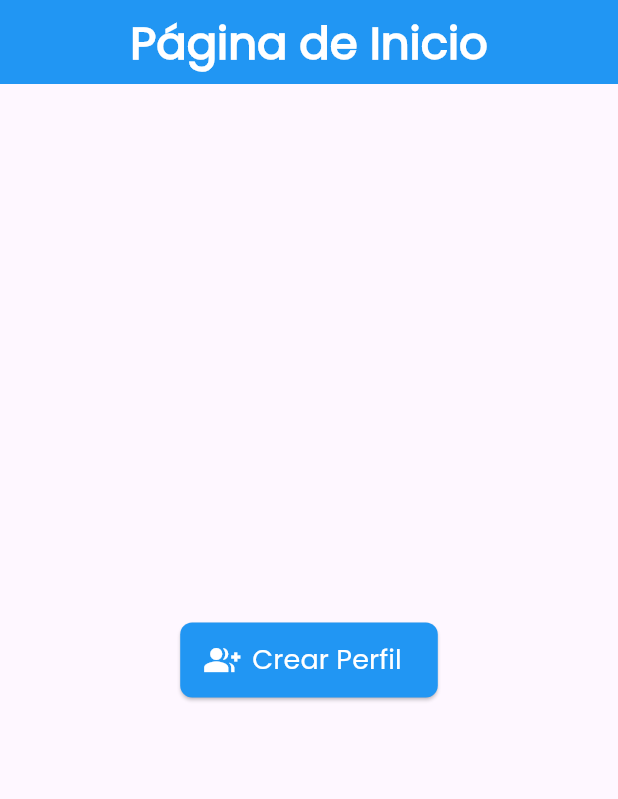
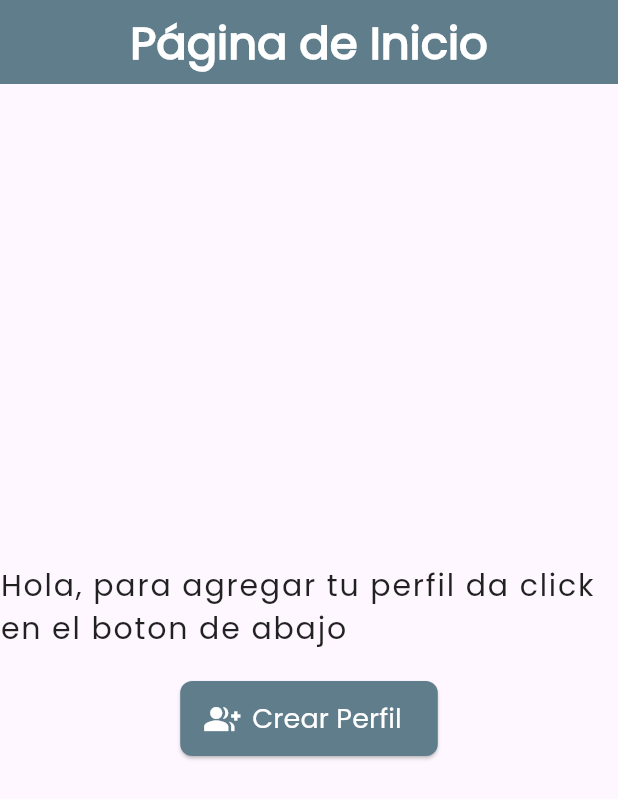
Before and after one commit to Luna-hashbrown/user_app, a Flutter app: the screen it shows after launch, on a phone screen of 412 x 824 dp. Shown: the top 799 px of the screen. Run offline on Flutter 3.47's test engine with Material 3 defaults, Android fonts, the phone set to English and light mode, and no system bars.

Commit message:
Arreglos de diseño en todas las vistas

```diff
--- a/lib/presentation/screens/home_view/home_view.dart
+++ b/lib/presentation/screens/home_view/home_view.dart
@@ -12,21 +12,34 @@ class HomeScreen extends StatelessWidget {
           style: TextStyle(
             fontSize: 30,
             fontWeight: FontWeight.w900,
-            color: Colors.white, // Cambia el color del texto
+            color: Colors.white,
           ),
         ),
         centerTitle: true,
-        backgroundColor: Colors.blue, // Cambia el color del fondo del AppBar
+        backgroundColor: Colors.blueGrey,
       ),
       body: Center(
-        child: ElevatedButton.icon(
+        child: Column(
+          mainAxisAlignment: MainAxisAlignment.center,
+          crossAxisAlignment: CrossAxisAlignment.center,
+          children: [
+            Text(
+              'Hola, para agregar tu perfil da click en el boton de abajo',
+              style: TextStyle(
+                fontSize: 20,
+                letterSpacing: 1.2,
+                color: Colors.black87
+              ),
+            ),
+            const SizedBox(height: 20),
+            ElevatedButton.icon(
               onPressed: () {
                 Navigator.pushNamed(context, '/createProfile');
               },
               icon: Icon(Icons.group_add, size: 24),
               label: Text('Crear Perfil', style: TextStyle(fontSize: 18)),
               style: ElevatedButton.styleFrom(
-            backgroundColor: Colors.blue,
+                backgroundColor: Colors.blueGrey,
                 foregroundColor: Colors.white,
                 minimumSize: Size(150, 50),
                 shape: RoundedRectangleBorder(
@@ -34,7 +47,9 @@ class HomeScreen extends StatelessWidget {
                 ),
               ),
             ),
+          ],
         ),
+      )
     );
   }
 }
--- a/lib/presentation/widgets/custom.textfield.dart
+++ b/lib/presentation/widgets/custom.textfield.dart
@@ -20,7 +20,9 @@ class CustomTextField extends StatelessWidget {
       decoration: InputDecoration(
         labelText: labelText,
         border: OutlineInputBorder(
-          borderRadius: BorderRadius.circular(20.0))
+          borderRadius: BorderRadius.circular(20.0)),
+        focusColor: Colors.blueGrey,
+        hoverColor: Colors.blueGrey,
       ),
       keyboardType: keyboardType,
     );
```
Also changed, not shown: lib/presentation/screens/create_profile_view/create_profile_view.dart (+3 -4 lines), lib/presentation/screens/profile_view/profile_view.dart (+52 -7 lines), lib/presentation/widgets/custom_button.dart (+10 -2 lines). Lines whose indentation alone changed are shown as unchanged.
